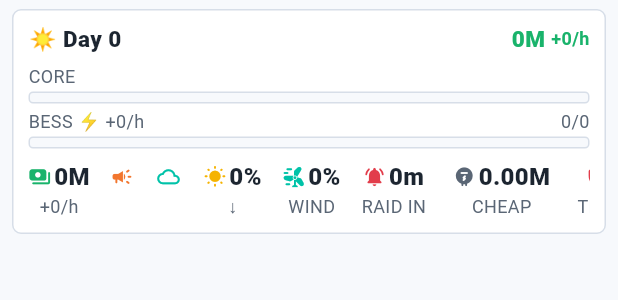
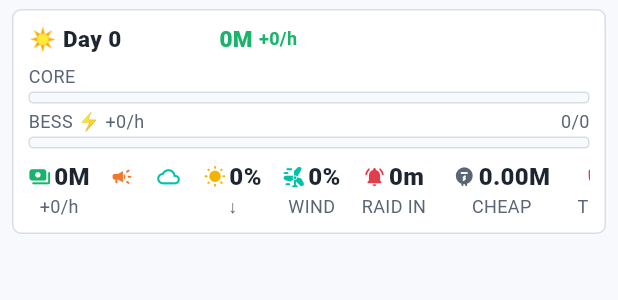
Before and after one commit to Sdeger7/grid-guard, a Flutter app: the _TopBar widget shown alone on an empty page, opened directly with empty values, on a phone screen of 412 x 824 dp. Shown: the top 300 px of the screen. Run offline on Flutter 3.47's test engine with Material 3 defaults, Android fonts, the phone set to English and light mode, and no system bars; our stand-ins replace flutter_riverpod, shared_preferences; missing offline and left inert: flame, flame_audio; accounts and stored records are empty; network calls fail.

Commit message:
Hard-cap upkeep so a site never spends more than it earns
Structure/rent/firewall/Intel-Center upkeep was a flat percentage of
build cost with no ceiling, so a built-out site's bill could dwarf its
income outright — the report showed a Day-1 site earning ~49k/h with
a ~89k/h upkeep bill. Upkeep is now hard-capped at 65% of current
Data Center income (0 if nothing is earning yet), applied uniformly
across the raw total so the report's per-structure breakdown still
sums to what is actually billed. Also fixed the report's Balance
figure silently ignoring Intel Center running costs.

Also cut the base upkeep-per-structure rate further, and stopped the
HUD headline's money/rate text from running underneath the floating
guide/menu icon buttons now that hourly figures are wider.

```diff
--- a/lib/ui/widgets/hud.dart
+++ b/lib/ui/widgets/hud.dart
@@ -265,8 +265,12 @@ class _TopBar extends StatelessWidget {
           children: [
             // The headline: where you are, what the money is doing, and how
             // long until the next thing that matters. Everything else is
-            // detail and lives in the scrolling strip below.
-            Row(
+            // detail and lives in the scrolling strip below. Right-padded
+            // clear of the guide/menu icon buttons floating over this
+            // corner, which large hourly figures would otherwise run under.
+            Padding(
+              padding: const EdgeInsets.only(right: 84),
+              child: Row(
               children: [
                 Text(
                     state.isNight
@@ -275,10 +279,16 @@ class _TopBar extends StatelessWidget {
                     style: GGText.body.copyWith(
                         fontWeight: FontWeight.w900, fontSize: 15)),
                 const SizedBox(width: 8),
-                Text('${state.zoneEmoji} ${state.zoneName}',
-                    style: GGText.soft),
+                Flexible(
+                  child: Text('${state.zoneEmoji} ${state.zoneName}',
+                      style: GGText.soft, overflow: TextOverflow.ellipsis),
+                ),
                 const Spacer(),
-                Text('${state.money}M',
+                Flexible(
+                  child: FittedBox(
+                    fit: BoxFit.scaleDown,
+                    alignment: Alignment.centerRight,
+                    child: Text('${state.money}M',
                         style: GGText.body.copyWith(
                           fontWeight: FontWeight.w900,
                           fontSize: 15,
@@ -286,8 +296,14 @@ class _TopBar extends StatelessWidget {
                               ? GGColors.good
                               : GGColors.danger,
                         )),
+                  ),
+                ),
                 const SizedBox(width: 4),
-                Text(
+                Flexible(
+                  child: FittedBox(
+                    fit: BoxFit.scaleDown,
+                    alignment: Alignment.centerRight,
+                    child: Text(
                       '${state.netMoneyRate >= 0 ? '+' : ''}'
                       '${(state.netMoneyRate * 3600).toStringAsFixed(0)}/h',
                       style: GGText.soft.copyWith(
@@ -295,8 +311,12 @@ class _TopBar extends StatelessWidget {
                         color: state.netMoneyRate >= 0
                             ? GGColors.good
                             : GGColors.danger,
-                    )),
+                      ),
+                    ),
+                  ),
+                ),
               ],
+              ),
             ),
             const SizedBox(height: 6),
             _MiniBar(
```
Also changed, not shown: lib/game/grid_guard_game.dart (+48 -15 lines), lib/ui/widgets/report_sheet.dart (+7 -3 lines). Lines whose indentation alone changed are shown as unchanged.
